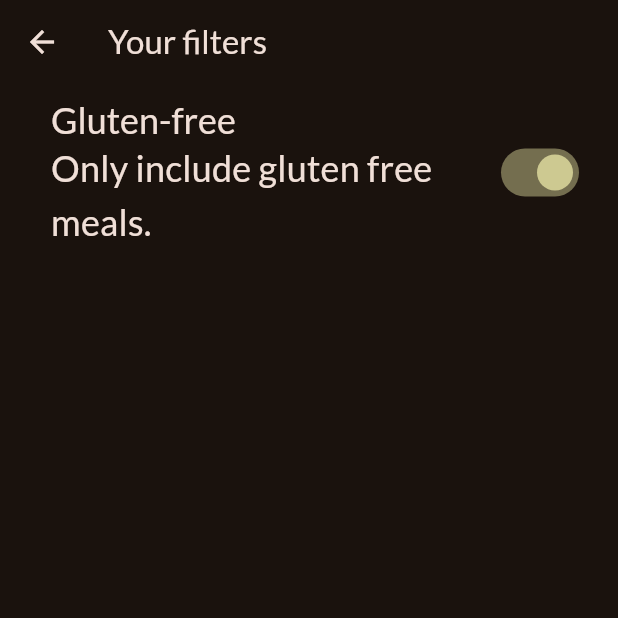
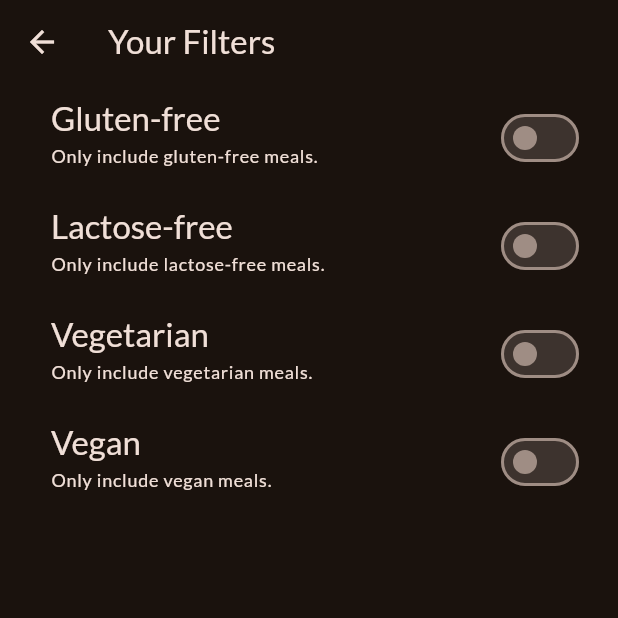
Before and after one commit to sevdenuragba/meals_app, a Flutter app: the FiltersScreen screen opened directly, on a phone screen of 412 x 824 dp, the top half of it. Run offline on Flutter 3.47's test engine with Material 2 defaults, Android fonts, the phone set to English and light mode, and no system bars; our stand-ins replace google_fonts, transparent_image.

Commit message:
Initial commit

```diff
--- a/lib/screens/filters.dart
+++ b/lib/screens/filters.dart
@@ -1,42 +1,126 @@
 import 'package:flutter/material.dart';
+
+// import 'package:meals/screens/tabs.dart';
+// import 'package:meals/widgets/main_drawer.dart';
 
 class FiltersScreen extends StatefulWidget {
   const FiltersScreen({super.key});
 
   @override
-  State<StatefulWidget> createState() {
+  State<FiltersScreen> createState() {
     return _FiltersScreenState();
   }
 }
 
 class _FiltersScreenState extends State<FiltersScreen> {
-  var _glutenFreeFilerSet = false;
+  var _glutenFreeFilterSet = false;
+  var _lactoseFreeFilterSet = false;
+  var _vegetarianFilterSet = false;
+  var _veganFilterSet = false;
 
   @override
   Widget build(BuildContext context) {
     return Scaffold(
       appBar: AppBar(
-        title: const Text('Your filters'),
+        title: const Text('Your Filters'),
       ),
+      // drawer: MainDrawer(
+      //   onSelectScreen: (identifier) {
+      //     Navigator.of(context).pop();
+      //     if (identifier == 'meals') {
+      //       Navigator.of(context).pushReplacement(
+      //         MaterialPageRoute(
+      //           builder: (ctx) => const TabsScreen(),
+      //         ),
+      //       );
+      //     }
+      //   },
+      // ),
       body: Column(
         children: [
           SwitchListTile(
-            value: true,
+            value: _glutenFreeFilterSet,
             onChanged: (isChecked) {
-              _glutenFreeFilerSet = isChecked;
+              setState(() {
+                _glutenFreeFilterSet = isChecked;
+              });
             },
             title: Text(
               'Gluten-free',
               style: Theme.of(context).textTheme.titleLarge!.copyWith(
                     color: Theme.of(context).colorScheme.onBackground,
-                    fontSize: 24,
                   ),
             ),
             subtitle: Text(
-              'Only include gluten free meals.',
-              style: Theme.of(context).textTheme.titleMedium!.copyWith(
+              'Only include gluten-free meals.',
+              style: Theme.of(context).textTheme.labelMedium!.copyWith(
                     color: Theme.of(context).colorScheme.onBackground,
-                    fontSize: 24,
+                  ),
+            ),
+            activeColor: Theme.of(context).colorScheme.tertiary,
+            contentPadding: const EdgeInsets.only(left: 34, right: 22),
+          ),
+          SwitchListTile(
+            value: _lactoseFreeFilterSet,
+            onChanged: (isChecked) {
+              setState(() {
+                _lactoseFreeFilterSet = isChecked;
+              });
+            },
+            title: Text(
+              'Lactose-free',
+              style: Theme.of(context).textTheme.titleLarge!.copyWith(
+                    color: Theme.of(context).colorScheme.onBackground,
+                  ),
+            ),
+            subtitle: Text(
+              'Only include lactose-free meals.',
+              style: Theme.of(context).textTheme.labelMedium!.copyWith(
+                    color: Theme.of(context).colorScheme.onBackground,
+                  ),
+            ),
+            activeColor: Theme.of(context).colorScheme.tertiary,
+            contentPadding: const EdgeInsets.only(left: 34, right: 22),
+          ),
+          SwitchListTile(
+            value: _vegetarianFilterSet,
+            onChanged: (isChecked) {
+              setState(() {
+                _vegetarianFilterSet = isChecked;
+              });
+            },
+            title: Text(
+              'Vegetarian',
+              style: Theme.of(context).textTheme.titleLarge!.copyWith(
+                    color: Theme.of(context).colorScheme.onBackground,
+                  ),
+            ),
+            subtitle: Text(
+              'Only include vegetarian meals.',
+              style: Theme.of(context).textTheme.labelMedium!.copyWith(
+                    color: Theme.of(context).colorScheme.onBackground,
+                  ),
+            ),
+            activeColor: Theme.of(context).colorScheme.tertiary,
+            contentPadding: const EdgeInsets.only(left: 34, right: 22),
+          ),
+          SwitchListTile(
+            value: _veganFilterSet,
+            onChanged: (isChecked) {
+              setState(() {
+                _veganFilterSet = isChecked;
+              });
+            },
+            title: Text(
+              'Vegan',
+              style: Theme.of(context).textTheme.titleLarge!.copyWith(
+                    color: Theme.of(context).colorScheme.onBackground,
+                  ),
+            ),
+            subtitle: Text(
+              'Only include vegan meals.',
+              style: Theme.of(context).textTheme.labelMedium!.copyWith(
+                    color: Theme.of(context).colorScheme.onBackground,
                   ),
             ),
             activeColor: Theme.of(context).colorScheme.tertiary,
```
Also changed, not shown: lib/screens/tabs.dart (+27 -18 lines), lib/widgets/main_drawer.dart (+32 -20 lines).
